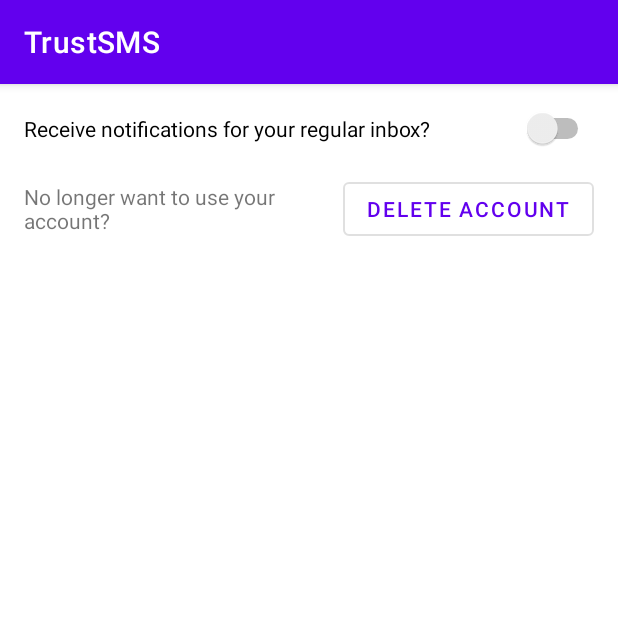
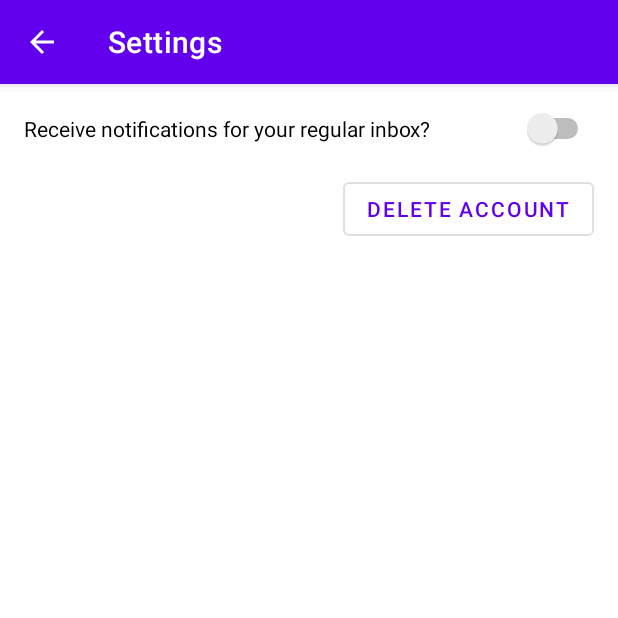
Before and after one commit to preetsha/cpen442-project, an Android app: the SettingsActivity screen opened directly, with no data from a screen before it, on a phone screen of 412 x 824 dp, the top half of it. Run offline under Robolectric (Android 15) with nearby library versions, the phone set to English and light mode, and no system bars.

Commit message:
dark mode friendly changes

```diff
--- a/Frontend/app/src/main/AndroidManifest.xml
+++ b/Frontend/app/src/main/AndroidManifest.xml
@@ -19,7 +19,8 @@
         android:usesCleartextTraffic="true">
         <activity
             android:name=".SettingsActivity"
-            android:exported="true" />
+            android:exported="true"
+            android:theme="@style/Theme.MyApplication.NoActionBar"/>
         <activity
             android:name=".RegistrationActivity"
             android:exported="true"
--- a/Frontend/app/src/main/java/com/example/myapplication/SettingsActivity.java
+++ b/Frontend/app/src/main/java/com/example/myapplication/SettingsActivity.java
@@ -1,6 +1,7 @@
 package com.example.myapplication;
 
 import androidx.appcompat.app.AppCompatActivity;
+import androidx.appcompat.widget.Toolbar;
 
 import android.content.Context;
 import android.content.SharedPreferences;
@@ -21,6 +22,12 @@ public class SettingsActivity extends AppCompatActivity {
 
         binding = ActivitySettingsBinding.inflate(getLayoutInflater());
         setContentView(binding.getRoot());
+
+        Toolbar toolbar = findViewById(R.id.toolbar_settings);
+        setSupportActionBar(toolbar);
+        getSupportActionBar().setTitle("Settings");
+        getSupportActionBar().setDisplayHomeAsUpEnabled(true);
+        getSupportActionBar().setDisplayShowHomeEnabled(true);
     }
 
     @Override
@@ -42,4 +49,10 @@ public class SettingsActivity extends AppCompatActivity {
         super.onDestroy();
         binding = null;
     }
+
+    @Override
+    public boolean onSupportNavigateUp() {
+        onBackPressed();
+        return true;
+    }
 }
--- a/Frontend/app/src/main/res/layout/activity_settings.xml
+++ b/Frontend/app/src/main/res/layout/activity_settings.xml
@@ -4,20 +4,35 @@
     xmlns:tools="http://schemas.android.com/tools"
     android:layout_width="match_parent"
     android:layout_height="match_parent"
-    android:paddingHorizontal="16dp"
-    android:paddingVertical="16dp"
     tools:context=".SettingsActivity">
 
+    <com.google.android.material.appbar.AppBarLayout
+        android:layout_width="match_parent"
+        android:layout_height="wrap_content"
+        android:theme="@style/Theme.MyApplication.AppBarOverlay"
+        android:id="@+id/toolbarlayout_settings"
+        app:layout_constraintTop_toTopOf="parent">
+
+        <androidx.appcompat.widget.Toolbar
+            android:id="@+id/toolbar_settings"
+            android:layout_width="match_parent"
+            android:layout_height="?attr/actionBarSize"
+            android:background="@color/purple_500"
+            app:popupTheme="@style/Theme.MyApplication.PopupOverlay" />
+
+    </com.google.android.material.appbar.AppBarLayout>
 
     <LinearLayout
         android:id="@+id/regular_inbox_notification_container"
         android:layout_width="match_parent"
         android:layout_height="wrap_content"
         android:orientation="horizontal"
+        android:layout_marginHorizontal="16dp"
+        android:layout_marginTop="16dp"
         app:layout_constraintBottom_toTopOf="@id/delete_account_container"
         app:layout_constraintEnd_toEndOf="parent"
         app:layout_constraintStart_toStartOf="parent"
-        app:layout_constraintTop_toTopOf="parent">
+        app:layout_constraintTop_toBottomOf="@id/toolbarlayout_settings">
 
         <!--        <TextView-->
         <!--            android:id="@+id/textView2"-->
@@ -30,8 +45,8 @@
             android:id="@+id/switch_regular_notification"
             android:layout_width="wrap_content"
             android:layout_height="wrap_content"
+            android:layout_weight="1"
             android:layout_marginBottom="16dp"
-            android:layout_weight="1"
             android:text="Receive notifications for your regular inbox?" />
 
     </LinearLayout>
@@ -40,6 +55,7 @@
         android:id="@+id/delete_account_container"
         android:layout_width="match_parent"
         android:layout_height="wrap_content"
+        android:layout_marginHorizontal="16dp"
         android:orientation="horizontal"
         app:layout_constraintTop_toBottomOf="@id/regular_inbox_notification_container">
 
@@ -49,6 +65,7 @@
             android:layout_height="wrap_content"
             android:layout_weight="1"
             android:layout_gravity="center"
+            android:textColor="@color/design_default_color_background"
             android:text="No longer want to use your account?" />
 
         <Button
```
